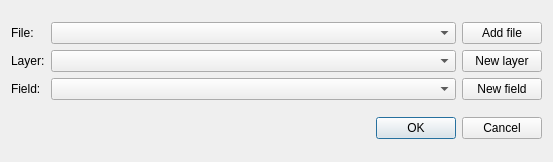
The window that ui_qt/VectorLayerFieldDialog.ui (UCLM-PAFyC/pyLibParameters) describes before a commit, drawn with Qt 5.
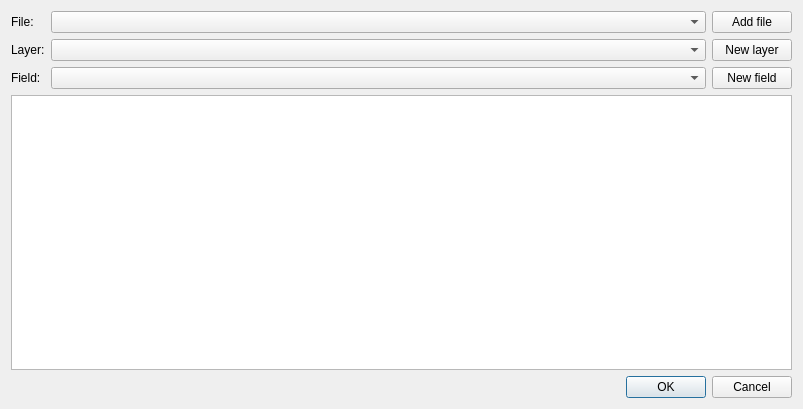
The same window after the commit.

What changed in the file:
```diff
--- a/ui_qt/VectorLayerFieldDialog.ui
+++ b/ui_qt/VectorLayerFieldDialog.ui
@@ -6,8 +6,8 @@
    <rect>
     <x>0</x>
     <y>0</y>
-    <width>553</width>
-    <height>162</height>
+    <width>803</width>
+    <height>409</height>
    </rect>
   </property>
   <property name="windowTitle">
@@ -91,6 +91,16 @@
     </layout>
    </item>
    <item row="1" column="0">
+    <widget class="QTreeView" name="metadataTreeView">
+     <property name="sizePolicy">
+      <sizepolicy hsizetype="Expanding" vsizetype="Expanding">
+       <horstretch>0</horstretch>
+       <verstretch>0</verstretch>
+      </sizepolicy>
+     </property>
+    </widget>
+   </item>
+   <item row="2" column="0">
     <layout class="QHBoxLayout" name="horizontalLayout">
      <item>
       <spacer name="horizontalSpacer">
```
